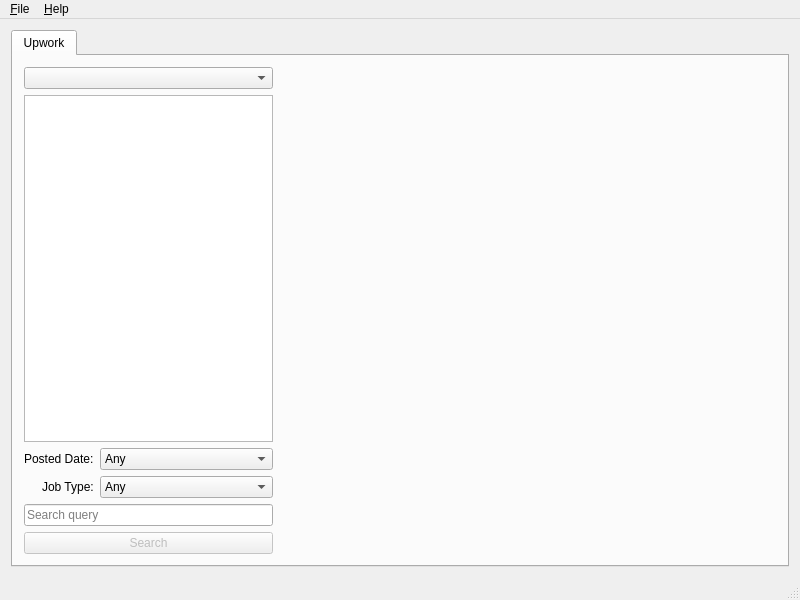
This is sources/mainwindow.ui in ElanGroup/freelance-navigator as Qt 5 draws it before an edit. The edited form follows.
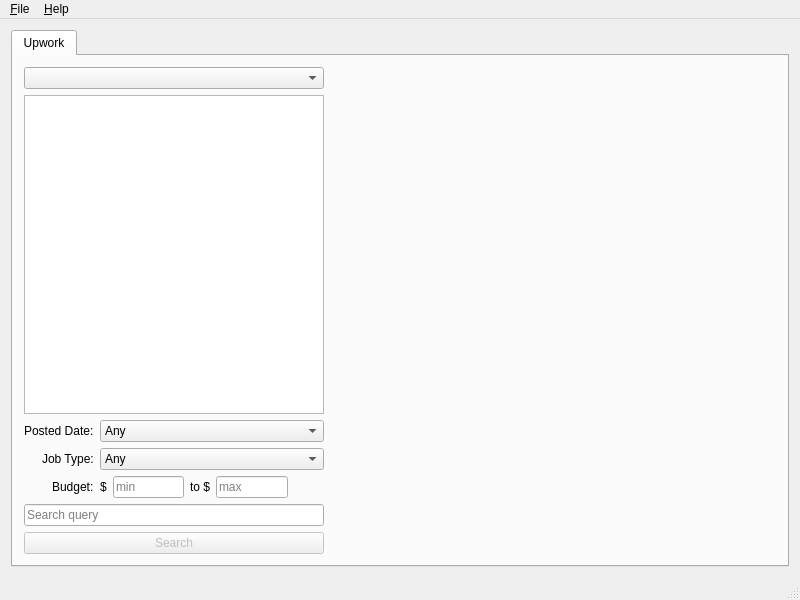
This is the edited form. Custom widgets are drawn as their Qt base class.

Commit message: Budget filter has been added.

```diff
--- a/sources/mainwindow.ui
+++ b/sources/mainwindow.ui
@@ -30,14 +30,21 @@
        <attribute name="title">
         <string>Upwork</string>
        </attribute>
-       <layout class="QHBoxLayout" name="horizontalLayout_2" stretch="1,2">
+       <layout class="QHBoxLayout" name="horizontalLayout_2" stretch="1,10">
         <item>
          <layout class="QVBoxLayout" name="upworkFiltersLayout">
           <item>
            <widget class="QComboBox" name="upworkCategoryComboBox"/>
           </item>
           <item>
-           <widget class="QListWidget" name="upworkSubcategoryListWidget"/>
+           <widget class="QListWidget" name="upworkSubcategoryListWidget">
+            <property name="minimumSize">
+             <size>
+              <width>300</width>
+              <height>0</height>
+             </size>
+            </property>
+           </widget>
           </item>
           <item>
            <layout class="QFormLayout" name="formLayout">
@@ -121,6 +128,70 @@
               </item>
              </widget>
             </item>
+            <item row="2" column="0">
+             <widget class="QLabel" name="upworkBudgetLabel">
+              <property name="text">
+               <string>Budget:</string>
+              </property>
+             </widget>
+            </item>
+            <item row="2" column="1">
+             <layout class="QHBoxLayout" name="horizontalLayout_3">
+              <item>
+               <widget class="QLabel" name="upworkMinBudgetLabel">
+                <property name="text">
+                 <string>$</string>
+                </property>
+               </widget>
+              </item>
+              <item>
+               <widget class="QLineEdit" name="upworkMinBudgetLineEdit">
+                <property name="maximumSize">
+                 <size>
+                  <width>75</width>
+                  <height>16777215</height>
+                 </size>
+                </property>
+                <property name="placeholderText">
+                 <string>min</string>
+                </property>
+               </widget>
+              </item>
+              <item>
+               <widget class="QLabel" name="upworkMaxBudgetLabel">
+                <property name="text">
+                 <string>to $</string>
+                </property>
+               </widget>
+              </item>
+              <item>
+               <widget class="QLineEdit" name="upworkMaxBudgetLineEdit">
+                <property name="maximumSize">
+                 <size>
+                  <width>75</width>
+                  <height>16777215</height>
+                 </size>
+                </property>
+                <property name="placeholderText">
+                 <string>max</string>
+                </property>
+               </widget>
+              </item>
+              <item>
+               <spacer name="horizontalSpacer">
+                <property name="orientation">
+                 <enum>Qt::Horizontal</enum>
+                </property>
+                <property name="sizeHint" stdset="0">
+                 <size>
+                  <width>40</width>
+                  <height>20</height>
+                 </size>
+                </property>
+               </spacer>
+              </item>
+             </layout>
+            </item>
            </layout>
           </item>
           <item>
```
The commit also changes 8 other files.
